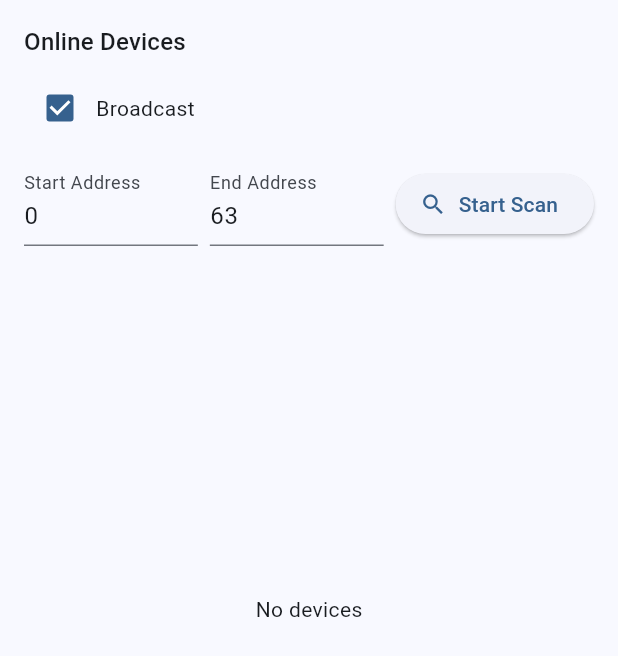
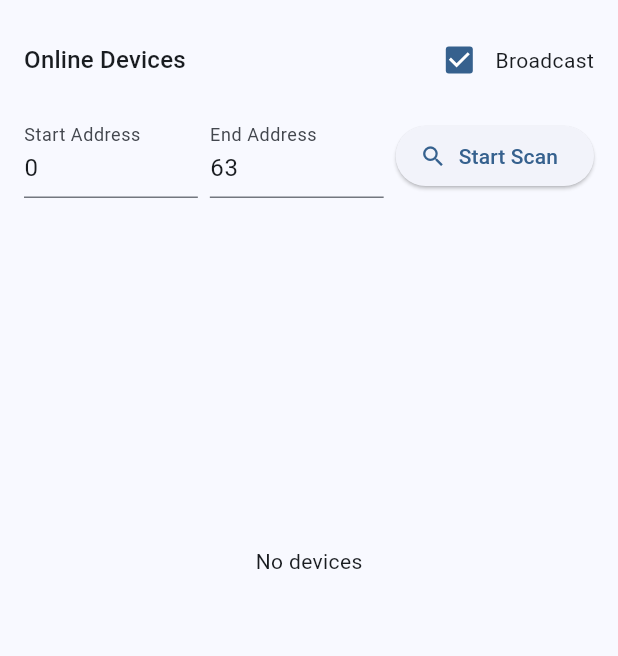
Before and after one commit to tonylu00/DALI-Toolkit, a Flutter app: the DeviceSelectionPanel widget shown alone on an empty page, opened directly, on a phone screen of 412 x 824 dp. Shown: the top 656 px of the screen. Run offline on Flutter 3.47's test engine with Material 3 defaults, Android fonts, the phone set to English and light mode, and no system bars; our stand-ins replace easy_localization, firebase_analytics, firebase_core, fluttertoast, shared_preferences, web; missing offline and left inert: dart:js_interop, desktop_window, serial, universal_ble; accounts and stored records are empty.

Commit message:
code cleanup

```diff
--- a/lib/main.dart
+++ b/lib/main.dart
@@ -10,6 +10,7 @@ import 'pages/home.dart';
 import 'pages/login.dart';
 import 'pages/short_address_manager_page.dart';
 import 'pages/sequence_editor_page.dart';
+import 'pages/about_page.dart';
 import 'package:easy_localization/easy_localization.dart';
 import 'package:shared_preferences/shared_preferences.dart';
 import 'dali/dali.dart';
@@ -94,6 +95,7 @@ class MyAppState extends State<MyApp> {
         '/login': (context) => const LoginPage(),
         '/shortAddressManager': (context) => ShortAddressManagerPage(daliAddr: dali.addr!),
         '/sequenceEditor': (context) => const SequenceEditorPage(),
+        '/about': (context) => const AboutPage(),
       },
     );
   }
--- a/lib/pages/base_scaffold.dart
+++ b/lib/pages/base_scaffold.dart
@@ -7,6 +7,7 @@ import '/pages/home.dart';
 import '/pages/settings.dart';
 import '/pages/short_address_manager_page.dart';
 import '/pages/sequence_editor_page.dart';
+import '/pages/about_page.dart';
 import 'package:flutter/material.dart';
 import 'package:easy_localization/easy_localization.dart';
 import 'package:shared_preferences/shared_preferences.dart';
@@ -145,16 +146,6 @@ class BaseScaffoldState extends State<BaseScaffold> {
         builder: (c) => const MyHomePage(title: '', embedded: true),
       ),
       _PageSpec(
-        key: 'Settings',
-        label: 'Settings'.tr(),
-        icon: Icons.settings_outlined,
-        builder: (c) => SettingsPage(
-          embedded: true,
-          onThemeModeChanged: (v) {}, // 主题切换在嵌入模式下可后续注入
-          onThemeColorChanged: (_) {},
-        ),
-      ),
-      _PageSpec(
         key: 'ShortAddressManager',
         label: 'short_addr_manager.title'.tr(),
         icon: Icons.format_list_numbered,
@@ -168,6 +159,22 @@ class BaseScaffoldState extends State<BaseScaffold> {
         label: 'Sequence Editor'.tr(),
         icon: Icons.list_alt_outlined,
         builder: (c) => const SequenceEditorPage(embedded: true),
+      ),
+      _PageSpec(
+        key: 'Settings',
+        label: 'Settings'.tr(),
+        icon: Icons.settings_outlined,
+        builder: (c) => SettingsPage(
+          embedded: true,
+          onThemeModeChanged: (v) {},
+          onThemeColorChanged: (_) {},
+        ),
+      ),
+      _PageSpec(
+        key: 'About',
+        label: 'About'.tr(),
+        icon: Icons.info_outline,
+        builder: (c) => const AboutPage(embedded: true),
       ),
     ];
 
@@ -391,19 +398,6 @@ class BaseScaffoldState extends State<BaseScaffold> {
             },
           ),
           ListTile(
-            title: const Text('Settings').tr(),
-            selected: widget.currentPage == 'Settings',
-            onTap: () {
-              if (isUltraLarge) {
-                _changeInternalPage('Settings');
-                Navigator.pop(context);
-              } else if (widget.currentPage != 'Settings') {
-                Navigator.pop(context);
-                navigateToPage(context, '/settings');
-              }
-            },
-          ),
-          ListTile(
             title: const Text('short_addr_manager.title').tr(),
             selected: widget.currentPage == 'ShortAddressManager',
             onTap: () {
@@ -429,6 +423,32 @@ class BaseScaffoldState extends State<BaseScaffold> {
               }
             },
           ),
+          ListTile(
+            title: const Text('Settings').tr(),
+            selected: widget.currentPage == 'Settings',
+            onTap: () {
+              if (isUltraLarge) {
+                _changeInternalPage('Settings');
+                Navigator.pop(context);
+              } else if (widget.currentPage != 'Settings') {
+                Navigator.pop(context);
+                navigateToPage(context, '/settings');
+              }
+            },
+          ),
+          ListTile(
+            title: const Text('About').tr(),
+            selected: widget.currentPage == 'About',
+            onTap: () {
+              if (isUltraLarge) {
+                _changeInternalPage('About');
+                Navigator.pop(context);
+              } else if (widget.currentPage != 'About') {
+                Navigator.pop(context);
+                navigateToPage(context, '/about');
+              }
+            },
+          ),
         ],
       ),
     );
--- a/lib/widgets/panels/device_selection_panel.dart
+++ b/lib/widgets/panels/device_selection_panel.dart
@@ -115,18 +115,34 @@ class _DeviceSelectionPanelState extends State<DeviceSelectionPanel> {
       const SizedBox(width: 8),
       scanBtn,
     ]);
-    final broadcastToggle = Row(mainAxisSize: MainAxisSize.min, children: [
-      Checkbox(value: broadcastMode, onChanged: _toggleBroadcast),
-      Text('device_search.broadcast'.tr()),
-    ]);
+    final titleRow = widget.showTitle
+        ? Padding(
+            padding: const EdgeInsets.only(bottom: 8.0),
+            child: Row(
+              children: [
+                Expanded(
+                  child:
+                      Text('Online Devices', style: Theme.of(context).textTheme.titleMedium).tr(),
+                ),
+                Row(mainAxisSize: MainAxisSize.min, children: [
+                  Checkbox(value: broadcastMode, onChanged: _toggleBroadcast),
+                  Text('device_search.broadcast'.tr()),
+                ])
+              ],
+            ),
+          )
+        : Row(
+            children: [
+              const Spacer(),
+              Row(mainAxisSize: MainAxisSize.min, children: [
+                Checkbox(value: broadcastMode, onChanged: _toggleBroadcast),
+                Text('device_search.broadcast'.tr()),
+              ])
+            ],
+          );
     final column = Column(crossAxisAlignment: CrossAxisAlignment.start, children: [
-      if (widget.showTitle)
-        Padding(
-          padding: const EdgeInsets.only(bottom: 8.0),
-          child: Text('Online Devices', style: Theme.of(context).textTheme.titleMedium).tr(),
-        ),
-      broadcastToggle,
-      const SizedBox(height: 12),
+      titleRow,
+      const SizedBox(height: 4),
       rangeInputs,
     ]);
     return column;
```
Also changed, not shown: lib/pages/about_page.dart (added, +27 -0 lines), lib/connection/serial_android.dart (deleted), lib/connection/serial_win32.dart (deleted).
